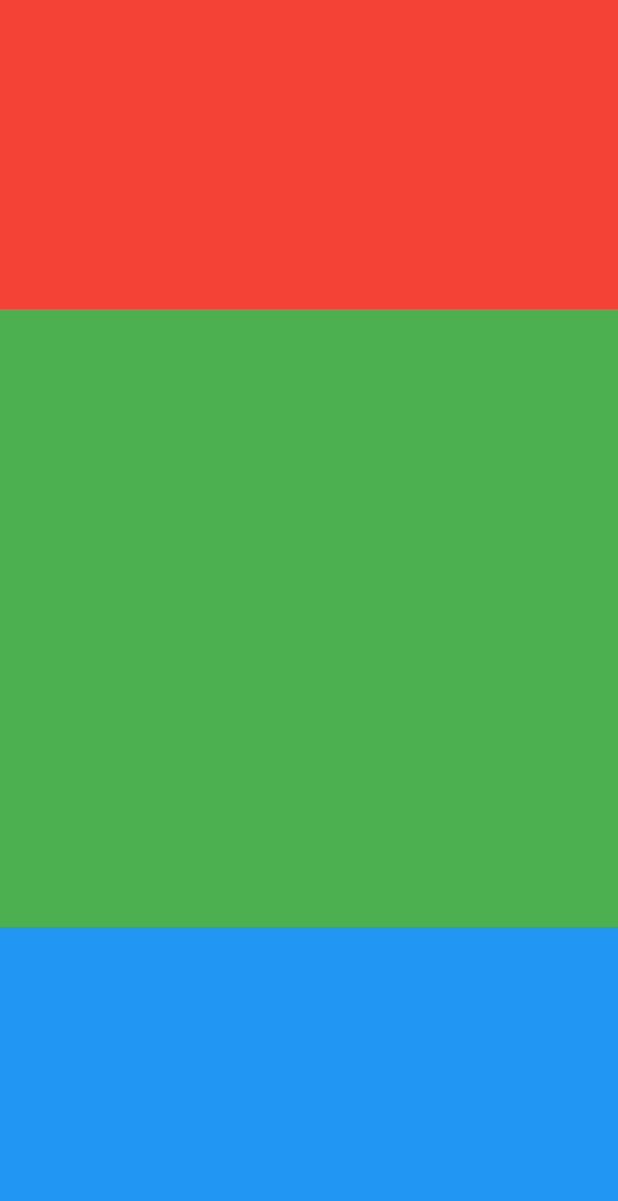
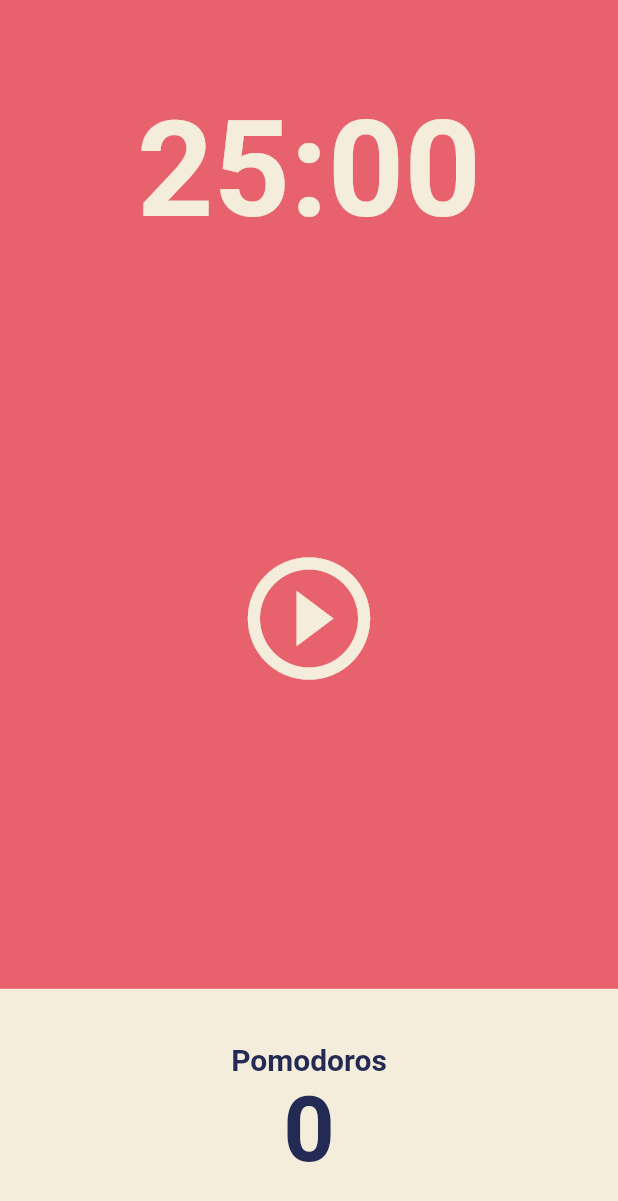
Before and after one commit to ShinHeeJin/flutterHelloWorld, a Flutter app: the screen it shows after launch, on a phone screen of 412 x 824 dp. Shown: the top 1201 px of the screen. Run offline on Flutter 3.47's test engine with Material 2 defaults, Android fonts, the phone set to English and light mode, and no system bars.

Commit message:
feature : Expanded Widget, IconButton

```diff
--- a/lib/screens/home_screen.dart
+++ b/lib/screens/home_screen.dart
@@ -11,32 +11,73 @@ class _HomeScreenState extends State<HomeScreen> {
   @override
   Widget build(BuildContext context) {
     return Scaffold(
-      body: Column(children: [
+      backgroundColor: Theme.of(context).colorScheme.background,
+      body: Column(
+        children: [
           Flexible(
             flex: 1,
             child: Container(
-            decoration: const BoxDecoration(
-              color: Colors.red,
+              alignment: Alignment.bottomCenter,
+              child: Text(
+                "25:00",
+                style: TextStyle(
+                  color: Theme.of(context).cardColor,
+                  fontSize: 89,
+                  fontWeight: FontWeight.w600,
+                ),
               ),
             ),
           ),
           Flexible(
-          flex: 2,
-          child: Container(
-            decoration: const BoxDecoration(
-              color: Colors.green,
+            flex: 3,
+            child: Center(
+              child: IconButton(
+                icon: const Icon(Icons.play_circle_outline),
+                onPressed: () {},
+                iconSize: 98,
+                color: Theme.of(context).cardColor,
               ),
             ),
           ),
           Flexible(
             flex: 1,
+            child: Row(
+              children: [
+                Expanded(
                   child: Container(
-            decoration: const BoxDecoration(
-              color: Colors.blue,
+                    decoration: BoxDecoration(
+                      color: Theme.of(context).cardColor,
+                    ),
+                    child: Column(
+                      mainAxisAlignment: MainAxisAlignment.center,
+                      children: [
+                        Text(
+                          "Pomodoros",
+                          style: TextStyle(
+                            fontSize: 20,
+                            fontWeight: FontWeight.w600,
+                            color:
+                                Theme.of(context).textTheme.displayLarge?.color,
+                          ),
+                        ),
+                        Text(
+                          "0",
+                          style: TextStyle(
+                            fontSize: 60,
+                            fontWeight: FontWeight.w600,
+                            color:
+                                Theme.of(context).textTheme.displayLarge?.color,
+                          ),
+                        ),
+                      ],
                     ),
                   ),
                 ),
-      ]),
+              ],
+            ),
+          ),
+        ],
+      ),
     );
   }
 }
```
Lines whose indentation alone changed are shown as unchanged.
